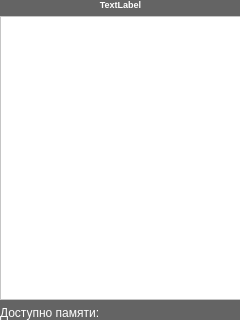
Above: installedform.ui from Limows/LimFTPClient_S60 before the change. Below: the same form after it.
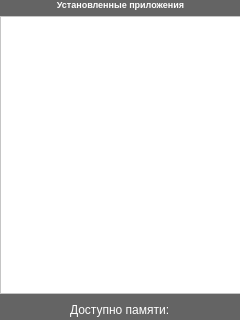
That is the form after the change.

```diff
--- a/installedform.ui
+++ b/installedform.ui
@@ -438,7 +438,7 @@
     </rect>
    </property>
    <layout class="QGridLayout" name="ContentLayout">
-    <item row="0" column="0">
+    <item row="0" column="0" colspan="3">
      <widget class="QLabel" name="Label">
       <property name="font">
        <font>
@@ -449,14 +449,14 @@
        </font>
       </property>
       <property name="text">
-       <string>TextLabel</string>
+       <string>Установленные приложения</string>
       </property>
       <property name="alignment">
        <set>Qt::AlignBottom|Qt::AlignHCenter</set>
       </property>
      </widget>
     </item>
-    <item row="1" column="0">
+    <item row="1" column="0" colspan="3">
      <widget class="QListWidget" name="listWidget">
       <property name="palette">
        <palette>
@@ -875,13 +875,45 @@
       </property>
      </widget>
     </item>
-    <item row="2" column="0">
+    <item row="2" column="1">
      <widget class="QLabel" name="MemLabel">
       <property name="text">
        <string>Доступно памяти:</string>
       </property>
      </widget>
     </item>
+    <item row="2" column="0">
+     <spacer name="LeftSpacer">
+      <property name="orientation">
+       <enum>Qt::Horizontal</enum>
+      </property>
+      <property name="sizeType">
+       <enum>QSizePolicy::Fixed</enum>
+      </property>
+      <property name="sizeHint" stdset="0">
+       <size>
+        <width>6</width>
+        <height>20</height>
+       </size>
+      </property>
+     </spacer>
+    </item>
+    <item row="2" column="2">
+     <spacer name="horizontalSpacer">
+      <property name="orientation">
+       <enum>Qt::Horizontal</enum>
+      </property>
+      <property name="sizeType">
+       <enum>QSizePolicy::Fixed</enum>
+      </property>
+      <property name="sizeHint" stdset="0">
+       <size>
+        <width>6</width>
+        <height>20</height>
+       </size>
+      </property>
+     </spacer>
+    </item>
    </layout>
   </widget>
  </widget>
```
